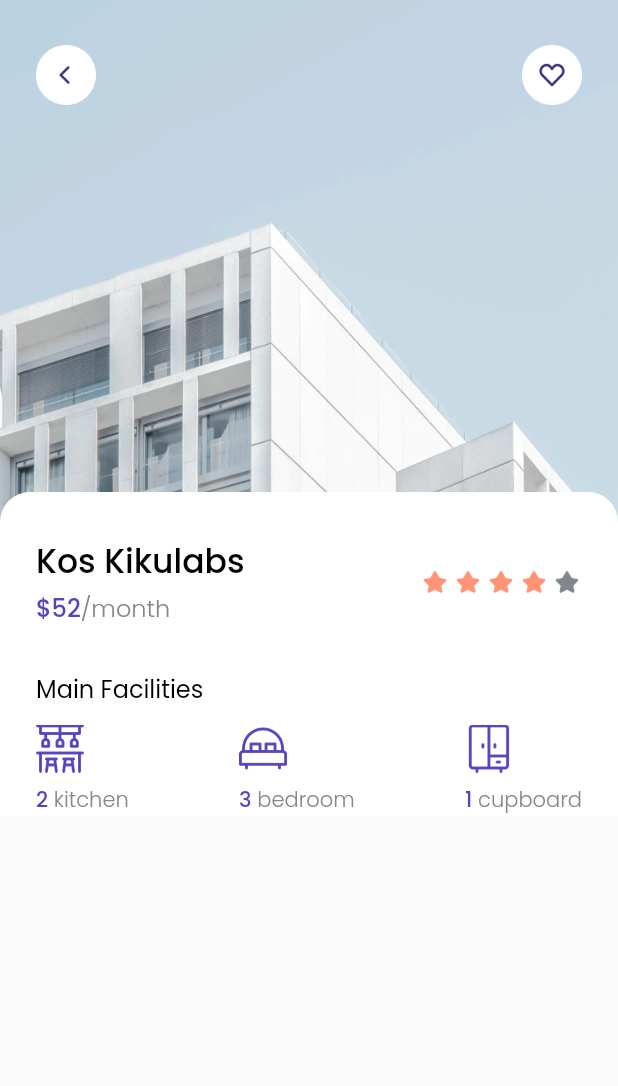
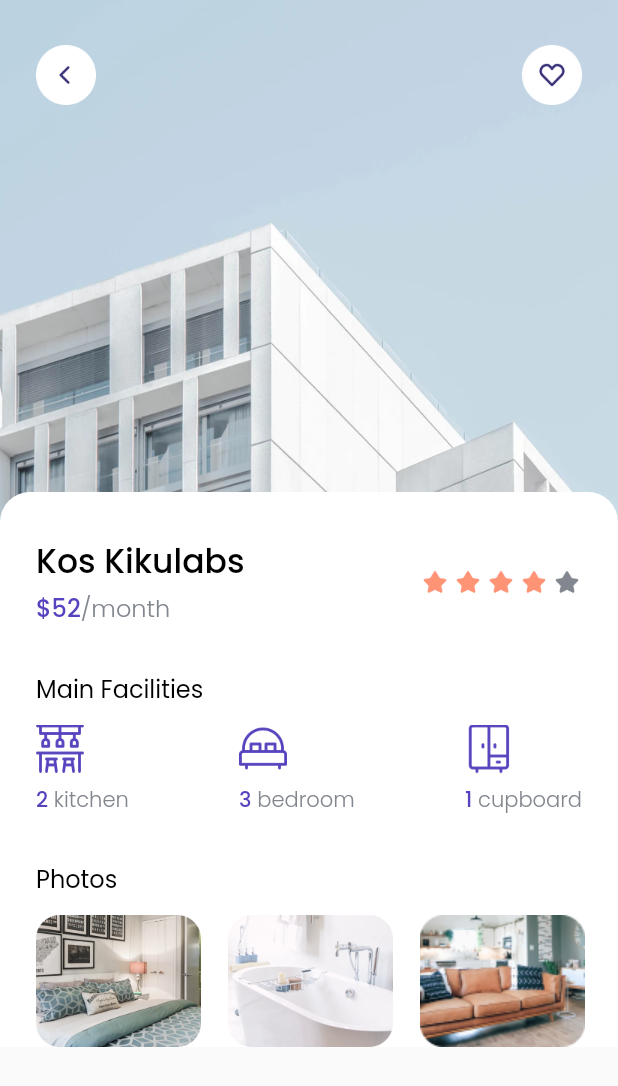
Before and after one commit to rizkikurniaa/BoardingHousefinder, a Flutter app: the DetailPage screen opened directly, on a phone screen of 412 x 824 dp. Shown: the top 1086 px of the screen. Run offline on Flutter 3.47's test engine with Material 2 defaults, Android fonts, the phone set to English and light mode, and no system bars; our stand-ins replace google_fonts.

Commit message:
Updated with list photos

```diff
--- a/lib/pages/detail_page.dart
+++ b/lib/pages/detail_page.dart
@@ -177,6 +177,60 @@ class DetailPage extends StatelessWidget {
                           ],
                         ),
                       ),
+                      SizedBox(
+                        height: 30,
+                      ),
+                      // NOTE : PHOTO
+                      Padding(
+                        padding: EdgeInsets.only(left: edge),
+                        child: Text(
+                          'Photos',
+                          style: regulerTextStyle.copyWith(
+                            fontSize: 16,
+                          ),
+                        ),
+                      ),
+                      SizedBox(
+                        height: 12,
+                      ),
+                      Container(
+                        height: 88,
+                        child: ListView(
+                          scrollDirection: Axis.horizontal,
+                          children: [
+                            SizedBox(
+                              width: edge,
+                            ),
+                            Image.asset(
+                              'assets/images/photo1.png',
+                              width: 110,
+                              height: 88,
+                              fit: BoxFit.cover,
+                            ),
+                            SizedBox(
+                              width: 18,
+                            ),
+                            Image.asset(
+                              'assets/images/photo2.png',
+                              width: 110,
+                              height: 88,
+                              fit: BoxFit.cover,
+                            ),
+                            SizedBox(
+                              width: 18,
+                            ),
+                            Image.asset(
+                              'assets/images/photo3.png',
+                              width: 110,
+                              height: 88,
+                              fit: BoxFit.cover,
+                            ),
+                            SizedBox(
+                              width: edge,
+                            ),
+                          ],
+                        ),
+                      ),
                     ],
                   ),
                 ),
```
